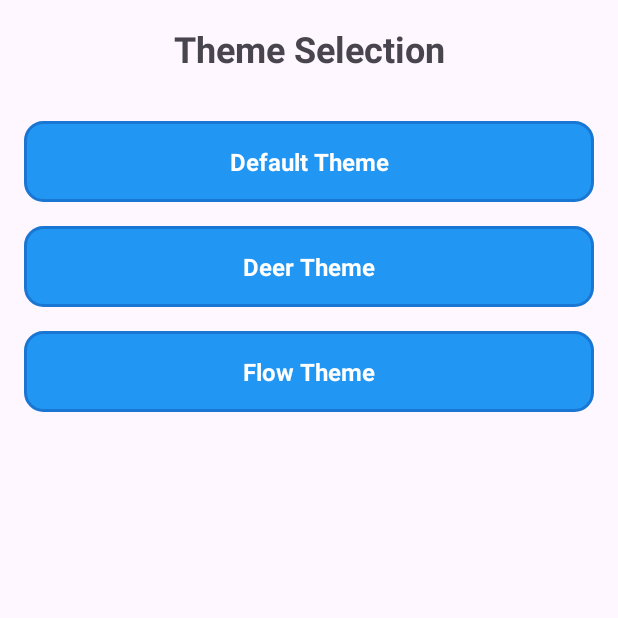
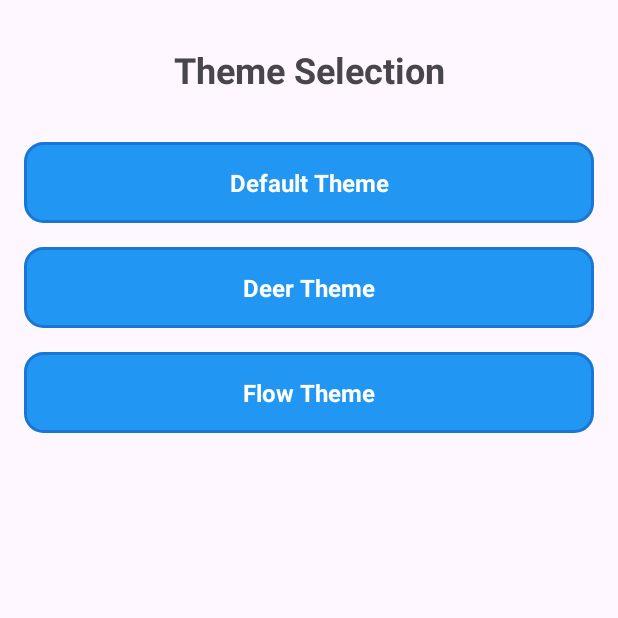
Before and after one commit to Blackcat-love/Happy_Deer, an Android app: the ThemeActivity screen opened directly, with no data from a screen before it, after a tap on "Deer Theme", on a phone screen of 412 x 824 dp, the top half of it. Run offline under Robolectric (Android 15) with nearby library versions, the phone set to English and light mode, and no system bars.

Commit message:
Fixed theme settings issue 🐛

```diff
--- a/app/src/main/java/com/example/happy_deer/ThemeActivity.java
+++ b/app/src/main/java/com/example/happy_deer/ThemeActivity.java
@@ -41,7 +41,14 @@ public class ThemeActivity extends AppCompatActivity {
                 showToast("测试开发使用中");
                 SharedPreferences sharedPreferences = getSharedPreferences("theme", MODE_PRIVATE);
                 SharedPreferences.Editor edit = sharedPreferences.edit();
+//                String welcome = sharedPreferences.getString("First_welcome", "null");
+//                String usBtn = sharedPreferences.getString("First_usBtn", "null");
+                edit.putString("First_welcome","欢迎使用开撸小助手");
                 edit.putString("btn_text","开撸");
+                edit.putString("First_usBtn","点击按钮记录开撸时光");
+                edit.putString("be_ready","恢复完毕，随时开冲");
+                edit.putString("not_ready","休息一会吧，哥们");
+                edit.putString("Interval_Time","距离上一次鹿，已经过了 %1$d 天 %2$d 小时 %3$d 分钟。");
                 edit.apply();
             }
         });
--- a/app/src/main/res/layout/activity_main.xml
+++ b/app/src/main/res/layout/activity_main.xml
@@ -54,7 +54,7 @@
                 android:text="@string/Interval_time"
                 android:textColor="@color/black"
                 android:layout_margin="30dp"
-                android:textSize="16sp" />
+                android:textSize="20sp" />
 
             <TextView
                 android:id="@+id/button_start"
@@ -62,7 +62,7 @@
                 android:layout_height="200dp"
                 android:background="@drawable/circular_button"
                 android:text="@string/start_btn_text"
-                android:textSize="20sp"
+                android:textSize="25sp"
                 android:padding="0dp"
                 android:gravity="center"
                 android:textColor="@color/black"/>
@@ -74,7 +74,7 @@
                 android:text="@string/Not_ready"
                 android:textColor="@color/black"
                 android:layout_margin="30dp"
-                android:textSize="16sp" />
+                android:textSize="20sp" />
         </LinearLayout>
 
         <!-- 下部分 -->
--- a/app/src/main/res/layout/activity_theme.xml
+++ b/app/src/main/res/layout/activity_theme.xml
@@ -15,7 +15,7 @@
         android:text="@string/Theme_selection"
         android:textSize="24sp"
         android:textStyle="bold"
-        android:layout_marginTop="16dp"
+        android:layout_marginTop="30dp"
         app:layout_constraintTop_toTopOf="parent"
         app:layout_constraintStart_toStartOf="parent"
         app:layout_constraintEnd_toEndOf="parent"
--- a/app/src/main/res/values/strings.xml
+++ b/app/src/main/res/values/strings.xml
@@ -5,6 +5,8 @@
     <string name="Interval_time" translatable="false">%1$d days, %2$d hours, %3$d minutes since last activity.</string>
     <string name="Be_ready" translatable="false">You can start anytime</string>
     <string name="Not_ready" translatable="false">I think you need a break</string>
+    <string name="First_welcome" translatable="false">Welcome to happy_deer</string>
+    <string name="First_usBtn_introduction" translatable="false">Click the button to start recording</string>
     <!--    activity_main_Sidebar-->
     <string name="home_text" translatable="false">Home</string>
     <string name="settings_text" translatable="false">Settings</string>
```
Also changed, not shown: app/src/main/java/com/example/happy_deer/MainActivity.java (+46 -4 lines), 2 other files.
